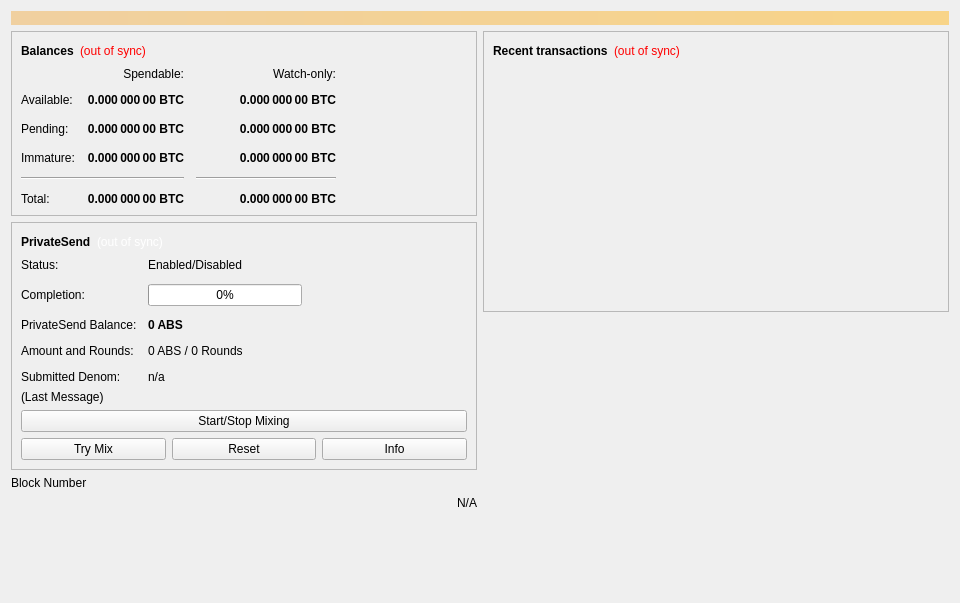
This is src/qt/forms/overviewpage.ui in ichudu/ABS as Qt 5 draws it before an edit. The edited form follows.
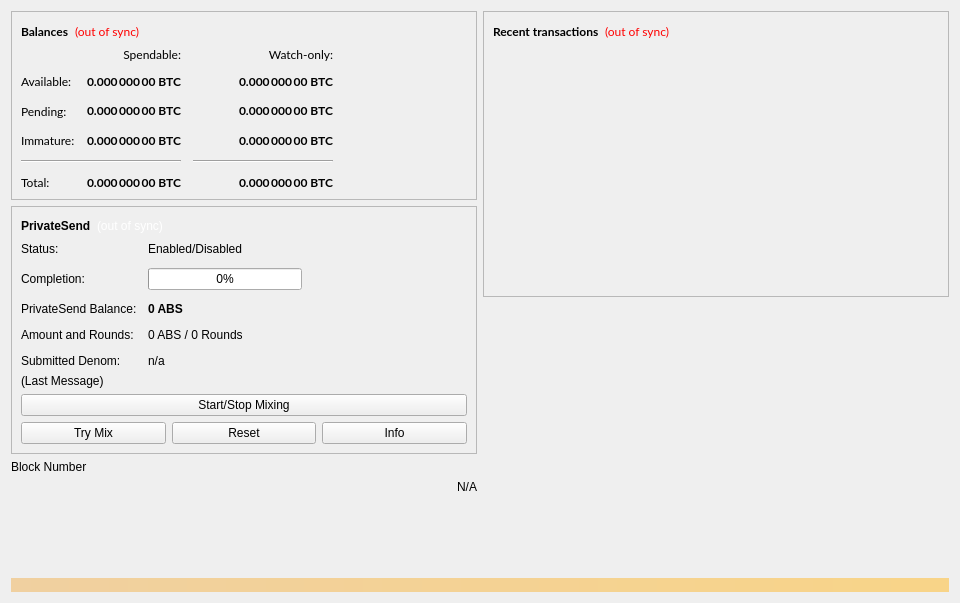
This is the edited form. Icons and pictures are not drawn.

Diff of the .ui file:
```diff
--- a/src/qt/forms/overviewpage.ui
+++ b/src/qt/forms/overviewpage.ui
@@ -20,31 +20,17 @@
    <string>Form</string>
   </property>
   <layout class="QVBoxLayout" name="topLayout">
-   <item>
-    <widget class="QLabel" name="labelAlerts">
-     <property name="visible">
-      <bool>false</bool>
-     </property>
-     <property name="styleSheet">
-      <string notr="true">QLabel { background-color: qlineargradient(x1: 0, y1: 0, x2: 1, y2: 0, stop:0 #F0D0A0, stop:1 #F8D488); color:#000000; }</string>
-     </property>
-     <property name="wordWrap">
-      <bool>true</bool>
-     </property>
-     <property name="margin">
-      <number>3</number>
-     </property>
-     <property name="textInteractionFlags">
-      <set>Qt::TextSelectableByMouse</set>
-     </property>
-    </widget>
-   </item>
    <item>
     <layout class="QHBoxLayout" name="horizontalLayout" stretch="1,1">
      <item>
       <layout class="QVBoxLayout" name="verticalLayout_2">
        <item>
         <widget class="QFrame" name="frame">
+         <property name="font">
+          <font>
+           <family>Lato</family>
+          </font>
+         </property>
          <property name="frameShape">
           <enum>QFrame::StyledPanel</enum>
          </property>
@@ -693,6 +679,11 @@
       <layout class="QVBoxLayout" name="verticalLayout_3">
        <item>
         <widget class="QFrame" name="frame_2">
+         <property name="font">
+          <font>
+           <family>Lato</family>
+          </font>
+         </property>
          <property name="frameShape">
           <enum>QFrame::StyledPanel</enum>
          </property>
@@ -748,6 +739,23 @@
           </item>
           <item>
            <widget class="QListView" name="listTransactions">
+            <property name="minimumSize">
+             <size>
+              <width>445</width>
+              <height>240</height>
+             </size>
+            </property>
+            <property name="maximumSize">
+             <size>
+              <width>16777215</width>
+              <height>600</height>
+             </size>
+            </property>
+            <property name="font">
+             <font>
+              <family>Lato</family>
+             </font>
+            </property>
             <property name="styleSheet">
              <string notr="true">QListView { background: transparent; }</string>
             </property>
@@ -785,6 +793,25 @@
      </item>
     </layout>
    </item>
+   <item>
+    <widget class="QLabel" name="labelAlerts">
+     <property name="visible">
+      <bool>false</bool>
+     </property>
+     <property name="styleSheet">
+      <string notr="true">QLabel { background-color: qlineargradient(x1: 0, y1: 0, x2: 1, y2: 0, stop:0 #F0D0A0, stop:1 #F8D488); color:#000000; }</string>
+     </property>
+     <property name="wordWrap">
+      <bool>true</bool>
+     </property>
+     <property name="margin">
+      <number>3</number>
+     </property>
+     <property name="textInteractionFlags">
+      <set>Qt::TextSelectableByMouse</set>
+     </property>
+    </widget>
+   </item>
   </layout>
  </widget>
  <resources>
```
Left out of the diff: 2 changed lines with no effect on the pictures.
